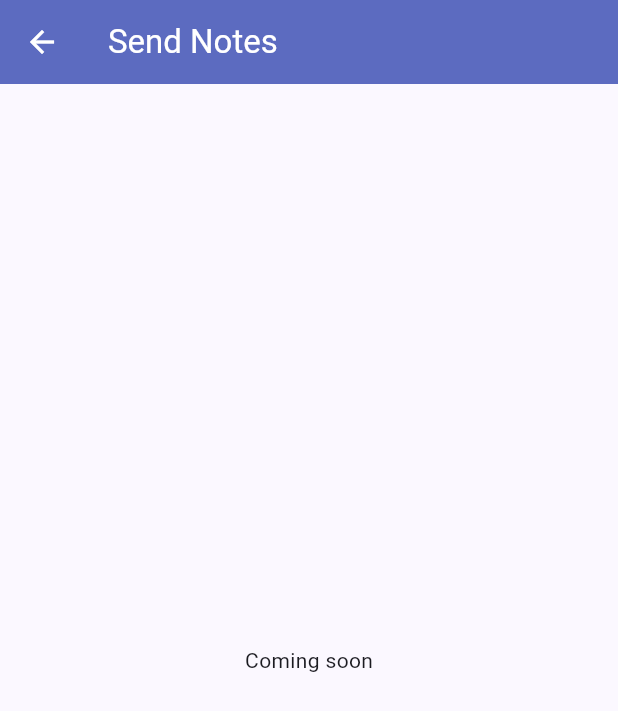
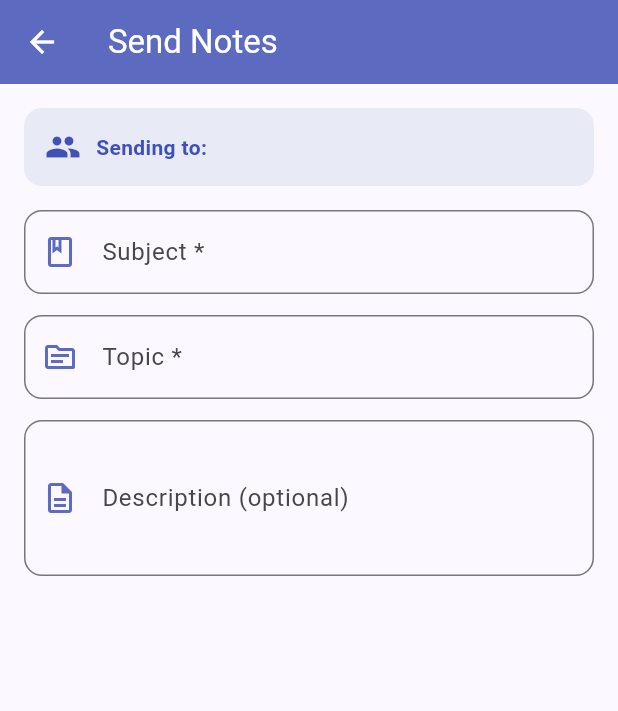
Before and after one commit to Shreerang912/StudySync, a Flutter app: the SendNotesScreen screen opened directly with empty values, on a phone screen of 412 x 824 dp. Shown: the top 711 px of the screen. Run offline on Flutter 3.47's test engine with Material 3 defaults, Android fonts, the phone set to English and light mode, and no system bars; our stand-ins replace cached_network_image, image_picker, supabase_flutter; accounts and stored records are empty.

Commit message:
made the structure and started the ui of send notes screen
made the basic structure of send notes and added 3 text fields for send notes screen (subject topic description<optional>). also when going into the send notes screen through a request notes card it automatically fills up the subject and topic fields

```diff
--- a/lib/screens/notes/send_notes_screen.dart
+++ b/lib/screens/notes/send_notes_screen.dart
@@ -1,7 +1,12 @@
+import 'dart:io';
 import 'package:flutter/material.dart';
+import 'package:image_picker/image_picker.dart';
 import '../../models/group_model.dart';
+import '../../models/message_model.dart';
+import '../../services/cloudinary_service.dart';
+import '../../services/firestore_service.dart';
 
-class SendNotesScreen extends StatelessWidget {
+class SendNotesScreen extends StatefulWidget {
   final GroupModel group;
   final String currentUid;
   final String senderName;
@@ -18,10 +23,111 @@ class SendNotesScreen extends StatelessWidget {
   });
 
   @override
+  State<SendNotesScreen> createState() => _SendNotesScreenState();
+}
+
+class _SendNotesScreenState extends State<SendNotesScreen> {
+  final _subjectController = TextEditingController();
+  final _topicController = TextEditingController();
+  final _descController = TextEditingController();
+  final _picker = ImagePicker();
+  final _db = FirestoreService();
+
+  List<File> _selectedImages = [];
+  bool _isSending = false;
+  String _uploadStatus = '';
+
+  @override
+  void initState() {
+    super.initState();
+    if (widget.prefillSubject != null) {
+      _subjectController.text = widget.prefillSubject!;
+    }
+    if (widget.prefillTopic != null) {
+      _topicController.text = widget.prefillTopic!;
+    }
+  }
+  @override
+  void dispose() {
+    _subjectController.dispose();
+    _topicController.dispose();
+    _descController.dispose();
+    super.dispose();
+  }
+
+   @override
   Widget build(BuildContext context) {
     return Scaffold(
-      appBar: AppBar(title: const Text('Send Notes')),
-      body: const Center(child: Text('Coming soon')),
+      appBar: AppBar(
+        title: const Text('Send Notes'),
+      ),
+      body: SingleChildScrollView(
+        padding: const EdgeInsets.all(16),
+        child: Column(
+          crossAxisAlignment: CrossAxisAlignment.start,
+          children: [
+            Container(
+              width: double.infinity,
+              padding: const EdgeInsets.all(14),
+              decoration: BoxDecoration(
+                color: const Color(0xFFE8EAF6),
+                borderRadius: BorderRadius.circular(12),
+              ),
+              child: Row(
+                children: [
+                  const Icon(Icons.group, color: Color(0xFF3F51B5)),
+                  const SizedBox(width: 10),
+                  Expanded(
+                    child: Text(
+                      'Sending to: ${widget.group.name}',
+                      style: const TextStyle(
+                          fontWeight: FontWeight.bold,
+                          color: Color(0xFF3F51B5)),
+                    ),
+                  ),
+                ],
+              ),
+            ),
+            const SizedBox(height: 16),
+            _buildTextField(_subjectController, 'Subject *',
+                'e.g. Physics', Icons.book_outlined),
+            const SizedBox(height: 14),
+            _buildTextField(_topicController, 'Topic *',
+                'e.g. Newton\'s Laws', Icons.topic_outlined),
+            const SizedBox(height: 14),
+            TextField(
+              controller: _descController,
+              maxLines: 3,
+              decoration: _inputDecoration(
+                'Description (optional)',
+                'Any extra notes or context...',
+                Icons.description_outlined,
+              ),
+            ),
+          ],
+        ),
+      ),
+    );
+  }
+  Widget _buildTextField(TextEditingController ctrl, String label,
+      String hint, IconData icon) {
+    return TextField(
+      controller: ctrl,
+      decoration: _inputDecoration(label, hint, icon),
+    );
+  }
+
+  InputDecoration _inputDecoration(
+      String label, String hint, IconData icon) {
+    return InputDecoration(
+      labelText: label,
+      hintText: hint,
+      prefixIcon: Icon(icon, color: const Color(0xFF5C6BC0)),
+      border: OutlineInputBorder(borderRadius: BorderRadius.circular(12)),
+      focusedBorder: OutlineInputBorder(
+        borderRadius: BorderRadius.circular(12),
+        borderSide: BorderSide(color: Color(0xFF3F51B5), width: 2),
+      ),
     );
   }
 }
```
